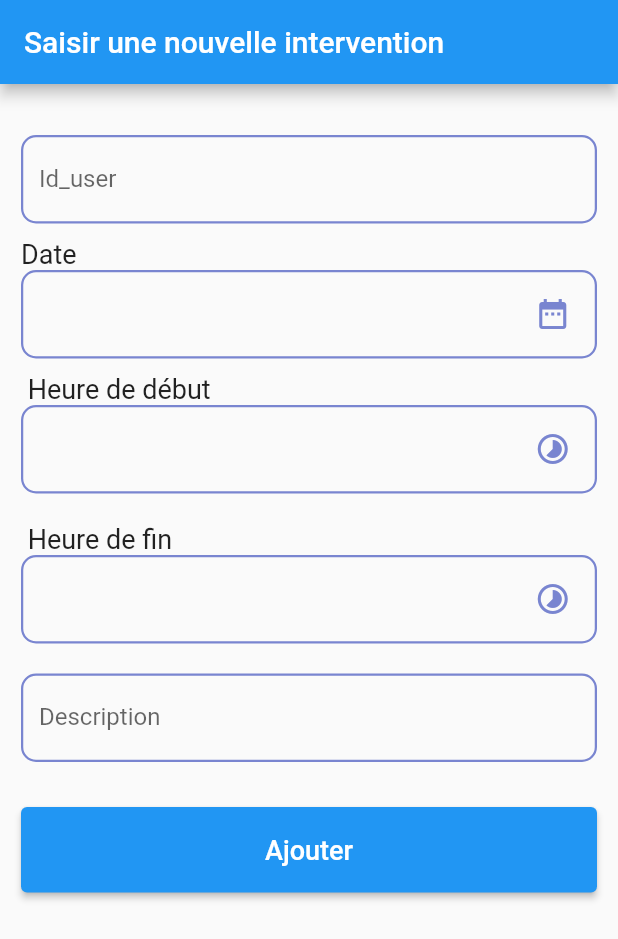
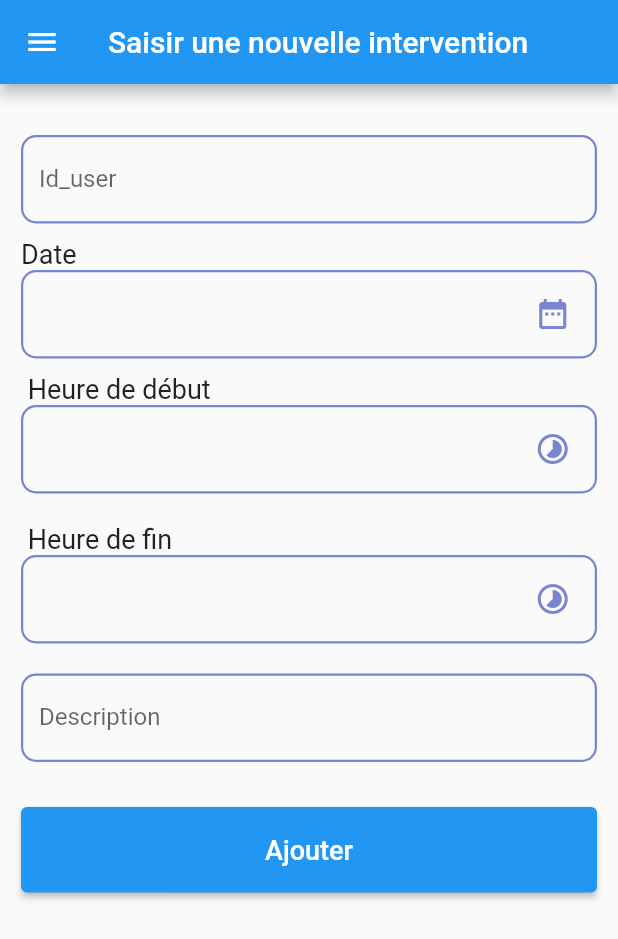
Before and after one commit to amina-turki/TimeSheet, a Flutter app: the FlutterDatePickerExample screen opened directly, after a tap on "Ajouter", on a phone screen of 412 x 824 dp. Shown: the top 939 px of the screen. Run offline on Flutter 3.47's test engine with Material 2 defaults, Android fonts, the phone set to English and light mode, and no system bars; our stand-ins replace fluttertoast, syncfusion_flutter_calendar, syncfusion_flutter_datepicker; network calls fail.

```diff
--- a/lib/Vue/AjouterIntervention.dart
+++ b/lib/Vue/AjouterIntervention.dart
@@ -1,7 +1,8 @@
 import 'package:flutter/material.dart';
 import 'package:intl/intl.dart';
+import 'package:time_sheet_flutter/Vue/Menu.dart';
 import 'package:time_sheet_flutter/services/api.dart';
-
+import 'package:fluttertoast/fluttertoast.dart';
 import '../main.dart';
 
 class AjouterIntervention extends StatelessWidget {
@@ -28,6 +29,7 @@ class FlutterDatePickerExample extends StatelessWidget {
       appBar: AppBar(
         title: const Text('Saisir une nouvelle intervention'),
       ),
+        drawer:Menu(),
       body: Padding(
         padding: const EdgeInsets.all(14.0),
         child: SingleChildScrollView(
@@ -84,6 +86,7 @@ class FlutterDatePickerExample extends StatelessWidget {
                 ' Heure de début ',
                 textAlign: TextAlign.left,
                 style: TextStyle(fontSize: 18.0),
+
               ),
               ValueListenableBuilder<TimeOfDay?>(
                   valueListenable: Starttime,
@@ -145,7 +148,7 @@ class FlutterDatePickerExample extends StatelessWidget {
              ElevatedButton(onPressed: () {
               // Api.addIntervention(iduser.text,Starttime.toString(),Endtime.value,description.text);
 
-               String year = dateSub.value!.year.toString();
+             /*  String year = dateSub.value!.year.toString();
                int month = dateSub.value!.month;
                String day = dateSub.value!.day.toString();
                String date;
@@ -154,15 +157,26 @@ class FlutterDatePickerExample extends StatelessWidget {
                }
                else {
                   date = year + "-" + month.toString() + "-" + day;
-               }
+               }*/
 
-               int hour_heurDebut=Starttime.value!.hour;
+               String ch_tart_Time = DateFormat('yyyy-MM-ddTHH:mm').format( new DateTime(dateSub.value!.year, dateSub.value!.month, dateSub.value!.day, Starttime.value!.hour, Starttime.value!.minute));
+print(ch_tart_Time);
+
+               String ch_Fin_Time = DateFormat('yyyy-MM-ddTHH:mm').format( new DateTime(dateSub.value!.year, dateSub.value!.month, dateSub.value!.day, Endtime.value!.hour, Endtime.value!.minute));
+               print(ch_Fin_Time);
+              /* int hour_heurDebut=Starttime.value!.hour;
                int minute_heurDebut=Starttime.value!.minute;
                String start_Time;
-                if(hour_heurDebut<=9 || minute_heurDebut<=9){
+                if( hour_heurDebut<=9 && minute_heurDebut<=9){
                    start_Time ="0"+hour_heurDebut.toString()+":0"+minute_heurDebut.toString();
-                }else{
-                   start_Time =hour_heurDebut.toString()+":"+minute_heurDebut.toString();
+                }else if(minute_heurDebut<=9){
+                   start_Time =hour_heurDebut.toString()+":0"+minute_heurDebut.toString();
+                }
+                else if(hour_heurDebut<=9){
+                  start_Time ="0"+hour_heurDebut.toString()+":"+minute_heurDebut.toString();
+                }
+                else{
+                  start_Time =hour_heurDebut.toString()+":"+minute_heurDebut.toString();
                 }
                String ch_tart_Time=date+"T"+start_Time+":00.721Z";
 
@@ -171,14 +185,18 @@ class FlutterDatePickerExample extends StatelessWidget {
                int minute_heurFin=Endtime.value!.minute;
                String Fin_Time;
                if(hour_heurFin<=9 && minute_heurFin<=9){
-                 Fin_Time ="0"+hour_heurFin.toString()+":0"+minute_heurDebut.toString();
-               }else{
-                 Fin_Time =hour_heurFin.toString()+":"+minute_heurDebut.toString();
+                 Fin_Time ="0"+hour_heurFin.toString()+":0"+minute_heurFin.toString();
+               }else if ( minute_heurFin<=9){
+                 Fin_Time =hour_heurFin.toString()+":0"+minute_heurFin.toString();
                }
-
-               String ch_Fin_Time=date+"T"+Fin_Time+":00.721Z";
-
-
+              else if(hour_heurFin<=9 ){
+                 Fin_Time ="0"+hour_heurFin.toString()+":"+minute_heurFin.toString();
+               }else
+              {
+                Fin_Time =hour_heurFin.toString()+":"+minute_heurFin.toString();
+              }
+                 String ch_Fin_Time = date + "T" + Fin_Time + ":00.721Z";
+*/
                var unintervention ={
 
                  "id_User" : iduser.text,
@@ -188,14 +206,20 @@ class FlutterDatePickerExample extends StatelessWidget {
                };
 
                Api.addIntervention(unintervention);
+
+               Fluttertoast.showToast(
+                   msg: "Ajouter avec succès",
+                   toastLength: Toast.LENGTH_LONG,
+                   gravity: ToastGravity.CENTER,
+                   timeInSecForIosWeb: 1,
+                   backgroundColor: Colors.red,
+                   textColor: Colors.white,
+                   fontSize: 16.0
+               );
                Navigator.push(
                  context,
                  MaterialPageRoute(builder: (context) =>  MyApp()),
                );
-                ScaffoldMessenger.of(context).showSnackBar(const SnackBar(
-                  content: Text('Meeting Created'),
-                  duration: Duration(seconds: 5),));
-
               /* */
               }, child: const Text('Ajouter', style: TextStyle(fontSize: 18)),
                style: ElevatedButton.styleFrom(
@@ -213,7 +237,7 @@ class FlutterDatePickerExample extends StatelessWidget {
   }
 
   String convertDate(DateTime dateTime) {
-    return DateFormat('dd/MM/yyyy').format(dateTime);
+    return DateFormat('yyyy-MM-dd HH:mm').format(dateTime);
   }
 
 
--- /dev/null
+++ b/lib/Vue/Menu.dart
@@ -0,0 +1,112 @@
+import 'package:flutter/material.dart';
+import 'package:time_sheet_flutter/Vue/AjouterIntervention.dart';
+
+import '../main.dart';
+
+
+class Menu extends StatefulWidget {
+  @override
+  _MenuState createState() => _MenuState();
+}
+
+class _MenuState extends State<Menu> {
+
+  @override
+  void initState() {
+    super.initState();
+
+  }
+
+  @override
+  Widget build(BuildContext context) {
+    return  Drawer(
+        child: ListView(
+          // Important: Remove any padding from the ListView.
+          // padding: EdgeInsets.zero,
+          children: <Widget>[
+            const DrawerHeader(decoration:BoxDecoration(color: const Color(0xFF01A1EF),),
+              child:
+              Text('CAB',textAlign: TextAlign.center, style: TextStyle(fontSize: 40.0,color: Colors.white,  ),),
+            ),
+            /* UserAccountsDrawerHeader(
+                  accountName: Text("Turki Amina"),
+                  accountEmail: Text("aminaturki123@gmail.com"),
+                  currentAccountPicture: CircleAvatar(
+                    backgroundColor: Colors.orange,
+                    child: Text(
+                      "CAB",
+                      style: TextStyle(fontSize: 20.0),
+                    ),
+                  ),
+                ),*/
+            ListTile(
+              leading: Icon(Icons.home), title: Text("Mon Dashbord"),
+              onTap: () {
+                Navigator.push(
+                  context,
+                  MaterialPageRoute(builder: (context) =>  MyApp()),
+                );
+              },
+            ),
+
+            ListTile(
+              leading: Icon(Icons.date_range), title: Text("Fiche d'eures"),
+              onTap: () {
+                Navigator.push(
+                  context,
+                  MaterialPageRoute(builder: (context) =>  AjouterIntervention()),
+                );
+              },
+            ),
+
+
+            ListTile(
+              leading: Icon(Icons.date_range), title: Text("Saisir une nouvelle intervention"),
+              onTap: () {
+                Navigator.push(
+                  context,
+                  MaterialPageRoute(builder: (context) =>  AjouterIntervention()),
+                );
+              },
+            ),
+
+            ListTile(
+              leading: Icon(Icons.density_medium ), title: Text("Mes projets"),
+              onTap: () {
+                //   Navigator.pushNamed(context, '/AjouterIntervention');
+              },
+            ),
+
+            ListTile(
+              leading: Icon(Icons.playlist_add_check), title: Text("Etats et resprting"),
+              onTap: () {
+                // Navigator.pushNamed(context, '/AjouterIntervention');
+              },
+            ),
+
+            ListTile(
+              leading: Icon(Icons.person), title: Text("Mes collégues"),
+              onTap: () {
+                //   Navigator.pushNamed(context, '/AjouterIntervention');
+              },
+            ),
+
+
+
+
+
+
+            ListTile(
+              leading: Icon(Icons.date_range), title: Text("Saisir une nouvelle intervention"),
+              onTap: () {
+                // Navigator.pushNamed(context, '/AjouterIntervention');
+              },
+            ),
+
+          ],
+        ),
+      );
+
+
+  }
+}
--- a/lib/services/api.dart
+++ b/lib/services/api.dart
@@ -21,9 +21,12 @@ class Api extends ChangeNotifier {
 
     const uri ='http://localhost:5125/api/Interventions/';
     String t = '$id';
-    final Response response = await http.post(Uri.parse('$uri$t'));
+    final Response response = await http.delete(Uri.parse('$uri$t'));
+    print(id);
     if(response.statusCode == 200){
+
       return response;
+
     }else{
       throw Exception("can't load author");
     }
--- a/pubspec.yaml
+++ b/pubspec.yaml
@@ -34,6 +34,7 @@ dependencies:
   date_format: ^2.0.2
   connectivity: ^3.0.3
   intl: ^0.17.0
+  fluttertoast: ^8.0.9
 
 
   # The following adds the Cupertino Icons font to your application.
```
Also changed, not shown: lib/Model/Meeting.dart (+11 -2 lines), lib/Vue/ModifierIntervention.dart (added, +234 -0 lines), lib/main.dart (+53 -19 lines), pubspec.lock.
